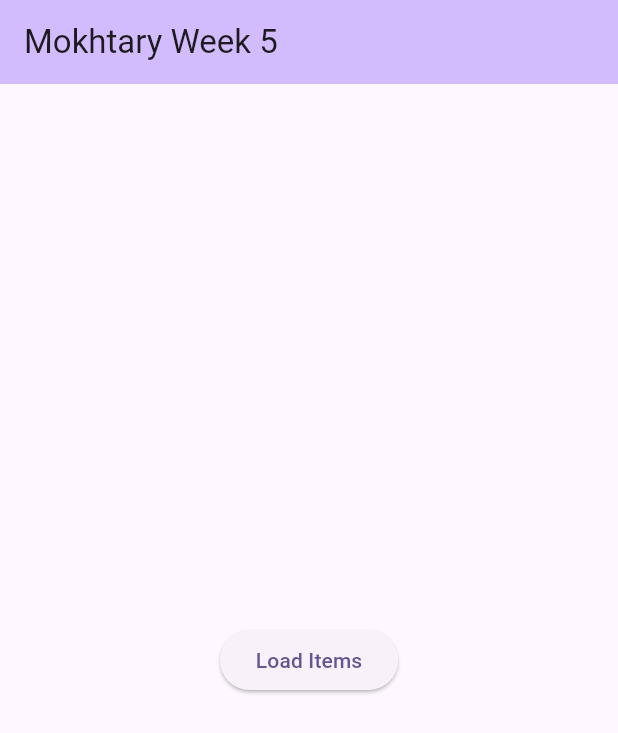
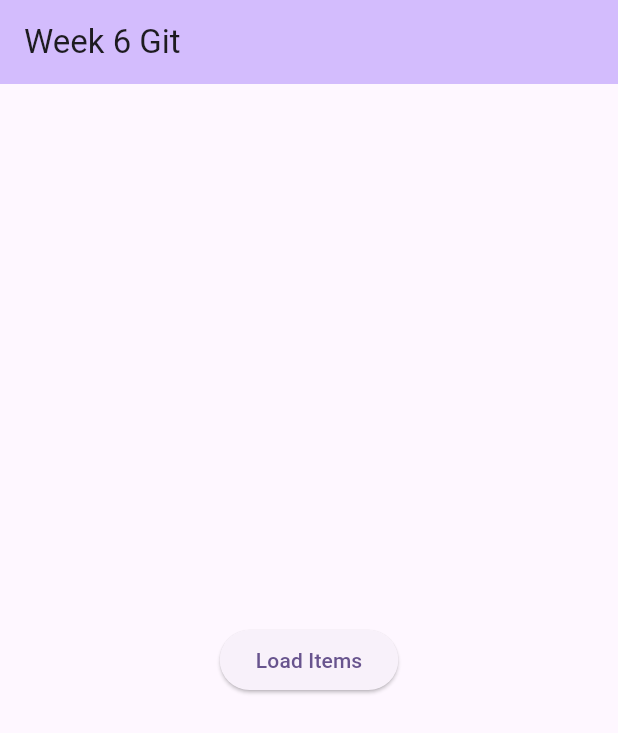
Before and after one commit to Conner-Mok/Cmsc2204_Week5, a Flutter app: the screen it shows after launch, on a phone screen of 412 x 824 dp. Shown: the top 733 px of the screen. Run offline on Flutter 3.47's test engine with Material 2 defaults, Android fonts, the light colour scheme and no system bars.

Commit message:
Changed header

```diff
--- a/lib/main.dart
+++ b/lib/main.dart
@@ -33,7 +33,7 @@ class MyApp extends StatelessWidget {
         colorScheme: ColorScheme.fromSeed(seedColor: Colors.deepPurple),
         useMaterial3: true,
       ),
-      home: const MyHomePage(title: 'Mokhtary Week 5'),
+      home: const MyHomePage(title: 'Week 6 Git'),
     );
   }
 }
```
